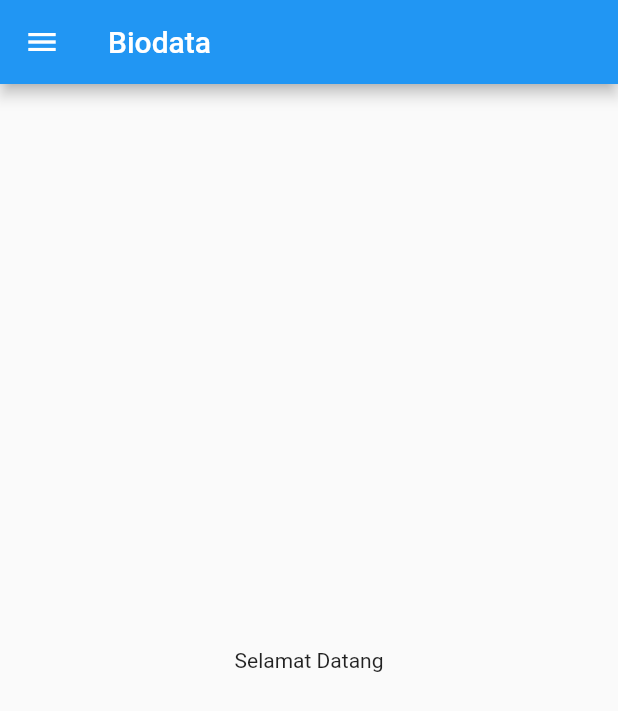
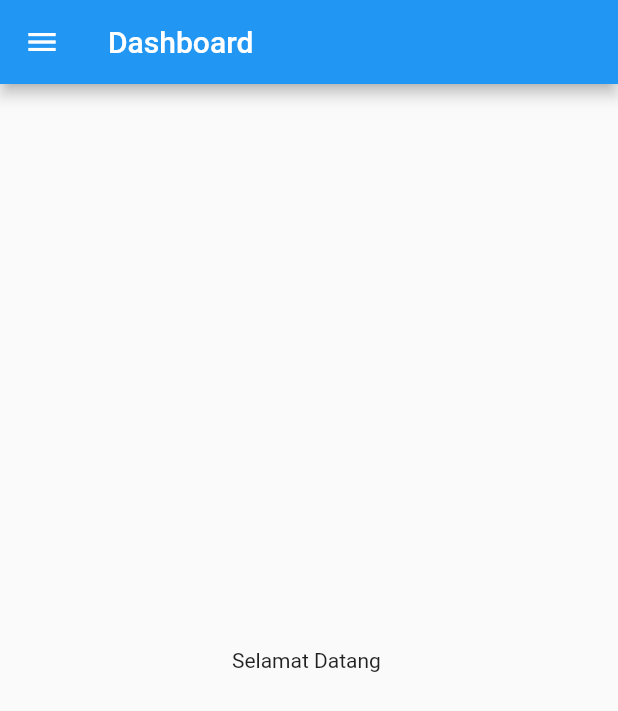
Before and after one commit to agungsaptahs/flutter-login, a Flutter app: the Dashboard screen opened directly, on a phone screen of 412 x 824 dp. Shown: the top 711 px of the screen. Run offline on Flutter 3.47's test engine with Material 2 defaults, Android fonts, the phone set to English and light mode, and no system bars.

Commit message:
final-project-login

```diff
--- a/flutter_login/lib/desain_ui/dashboard.dart
+++ b/flutter_login/lib/desain_ui/dashboard.dart
@@ -1,24 +1,28 @@
+import 'package:flutter/cupertino.dart';
 import 'package:flutter/material.dart';
 
 class Dashboard extends StatelessWidget {
-  Dashboard({this.email});
-  final String email;
+  Dashboard({this.nama});
+  final String nama;
   @override
   Widget build(BuildContext context) {
     return Scaffold(
-        appBar: new AppBar(title:new Text("Biodata"),),
+        appBar: new AppBar(title:new Text("Dashboard"),),
         drawer: Drawer(
           child: ListView(children: <Widget>[
             new UserAccountsDrawerHeader(
-                accountName: new Text('Halo $email',style: TextStyle(color: Colors.white),), accountEmail: null),
+                accountName: new Text('Halo $nama',style: TextStyle(color: Colors.white),), accountEmail: new Text('')),
             new ListTile(
-              title: new Text('Setting'),
-              trailing: new Icon(Icons.settings),
+              title: new Text('Logout'),
+              trailing: new Icon(Icons.arrow_back),
+              onTap: (){
+                Navigator.pushReplacementNamed(context, '/MyLogin');
+              },
             )
           ]),
         ),
         body: Center(
-          child: new Text("Selamat Datang"),
+          child: new Text("Selamat Datang $nama"),
         )
 
     );
--- a/flutter_login/lib/desain_ui/login.dart
+++ b/flutter_login/lib/desain_ui/login.dart
@@ -6,7 +6,7 @@ import 'package:http/http.dart' as http;
 import 'dashboard.dart';
 import 'dart:async';
 
-String email='';
+String nama='';
 
 class Login extends StatelessWidget {
   @override
@@ -19,7 +19,8 @@ class Login extends StatelessWidget {
       debugShowCheckedModeBanner: false,
       home: new MyLogin(),
       routes: <String, WidgetBuilder>{
-        '/dashboard': (BuildContext context)=>new Dashboard(email: email,),
+        '/dashboard': (BuildContext context)=>new Dashboard(nama: nama,),
+        '/MyLogin': (BuildContext context)=>new MyLogin(),
       },
     );
   }
@@ -48,10 +49,11 @@ class _MyLoginState extends State<MyLogin> {
       });
     }else{
       Navigator.pushReplacementNamed(context, '/dashboard');
+      setState(() {
+        nama=datauser[0]['nama'];
+      });
     }
-    setState(() {
-      email=datauser[0]['email'];
-    });
+    return datauser;
   }
   @override
   Widget build(BuildContext context) {
```
